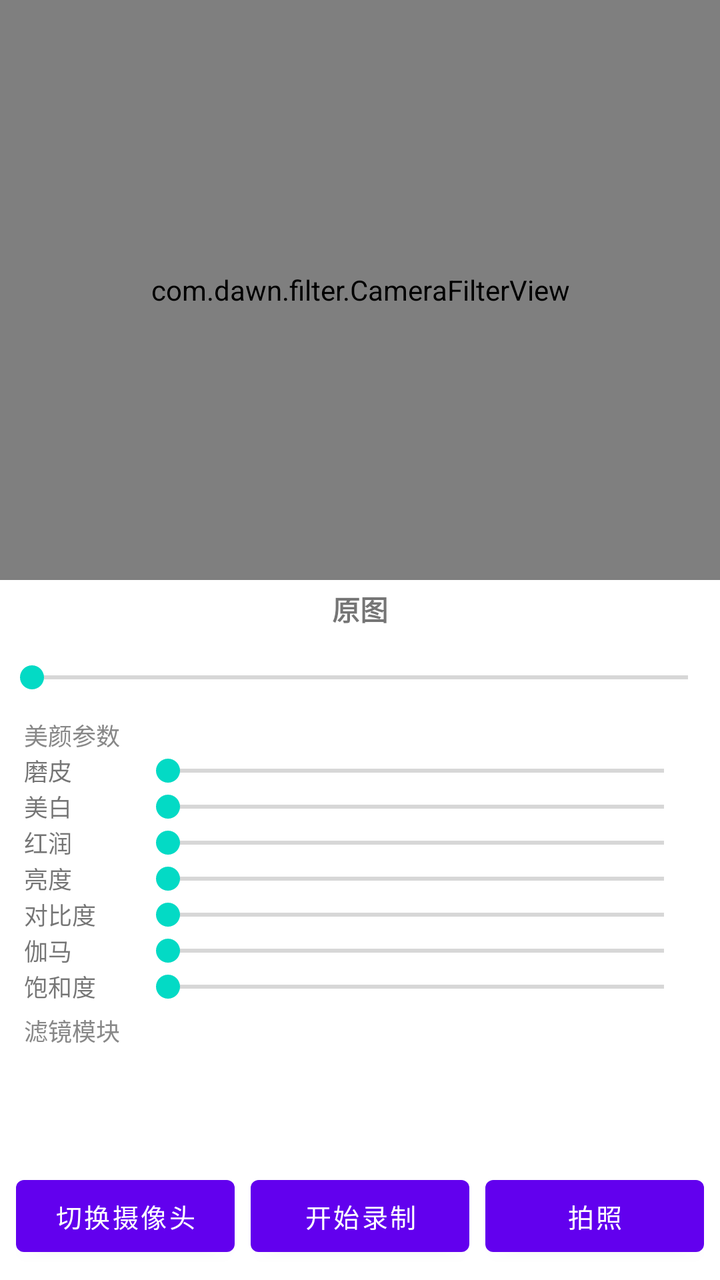
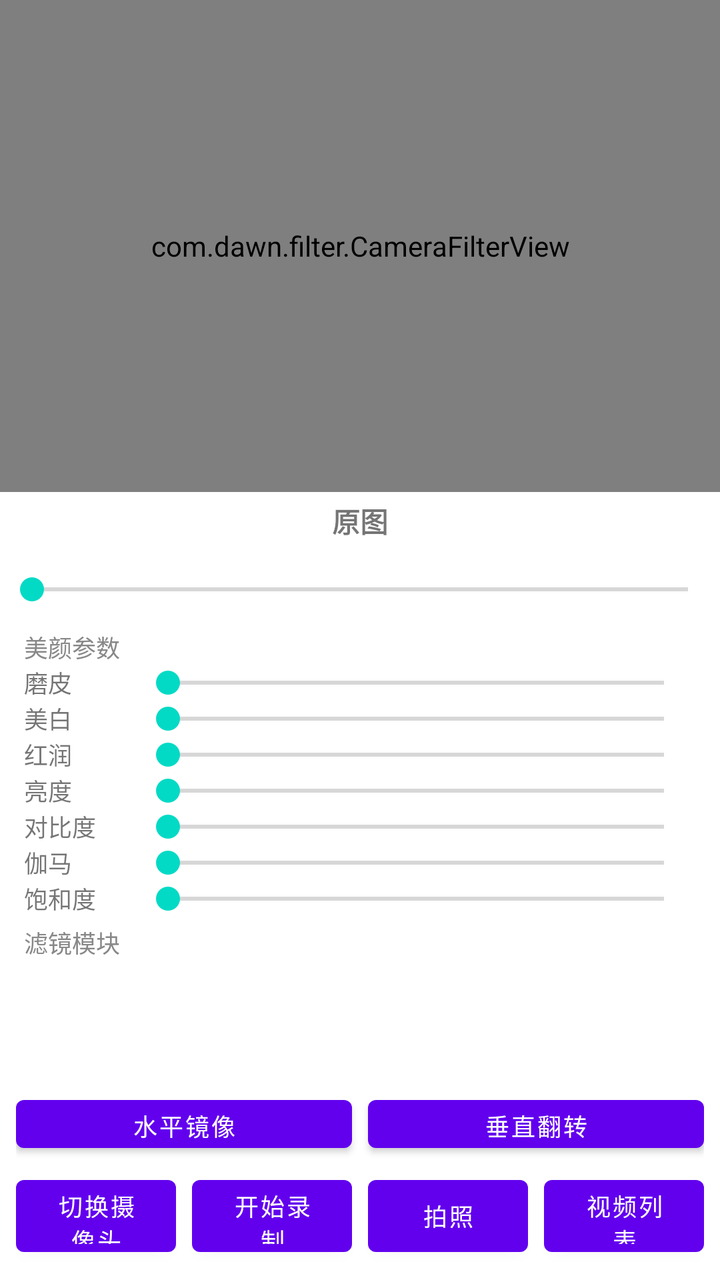

Before-and-after screenshots of an Android layout around one commit, followed by the original layout XML and the change that was made.
<!-- AndroidManifest.xml: application theme Theme.LibFilter -->
<!-- res/layout/activity_camera_filter.xml -->
<?xml version="1.0" encoding="utf-8"?>
<LinearLayout xmlns:android="http://schemas.android.com/apk/res/android"
    xmlns:tools="http://schemas.android.com/tools"
    android:layout_width="match_parent"
    android:layout_height="match_parent"
    android:orientation="vertical"
    tools:context=".CameraFilterActivity">

    
    <com.dawn.filter.CameraFilterView
        android:id="@+id/camera_filter_view"
        android:layout_width="match_parent"
        android:layout_height="0dp"
        android:layout_weight="1" />

    
    <TextView
        android:id="@+id/tv_filter_name"
        android:layout_width="match_parent"
        android:layout_height="wrap_content"
        android:gravity="center"
        android:padding="4dp"
        android:text="原图"
        android:textSize="14sp"
        android:textStyle="bold" />

    
    <SeekBar
        android:id="@+id/seekbar_intensity"
        android:layout_width="match_parent"
        android:layout_height="40dp"
        android:paddingHorizontal="16dp" />

    <LinearLayout
        android:id="@+id/layout_beauty_controls"
        android:layout_width="match_parent"
        android:layout_height="wrap_content"
        android:orientation="vertical"
        android:paddingBottom="4dp"
        android:paddingHorizontal="12dp"
        android:visibility="visible">

        <TextView
            android:layout_width="wrap_content"
            android:layout_height="wrap_content"
            android:text="美颜参数"
            android:textColor="#888888"
            android:textSize="12sp" />

        <LinearLayout
            android:layout_width="match_parent"
            android:layout_height="wrap_content"
            android:gravity="center_vertical"
            android:orientation="horizontal">

            <TextView
                android:layout_width="56dp"
                android:layout_height="wrap_content"
                android:text="磨皮"
                android:textSize="12sp" />

            <SeekBar
                android:id="@+id/seekbar_smoothness"
                android:layout_width="0dp"
                android:layout_height="wrap_content"
                android:layout_weight="1" />
        </LinearLayout>

        <LinearLayout
            android:layout_width="match_parent"
            android:layout_height="wrap_content"
            android:gravity="center_vertical"
            android:orientation="horizontal">

            <TextView
                android:layout_width="56dp"
                android:layout_height="wrap_content"
                android:text="美白"
                android:textSize="12sp" />

            <SeekBar
                android:id="@+id/seekbar_whiten"
                android:layout_width="0dp"
                android:layout_height="wrap_content"
                android:layout_weight="1" />
        </LinearLayout>

        <LinearLayout
            android:layout_width="match_parent"
            android:layout_height="wrap_content"
            android:gravity="center_vertical"
            android:orientation="horizontal">

            <TextView
                android:layout_width="56dp"
                android:layout_height="wrap_content"
                android:text="红润"
                android:textSize="12sp" />

            <SeekBar
                android:id="@+id/seekbar_rosy"
                android:layout_width="0dp"
                android:layout_height="wrap_content"
                android:layout_weight="1" />
        </LinearLayout>

        <LinearLayout
            android:layout_width="match_parent"
            android:layout_height="wrap_content"
            android:gravity="center_vertical"
            android:orientation="horizontal">

            <TextView
                android:layout_width="56dp"
                android:layout_height="wrap_content"
                android:text="亮度"
                android:textSize="12sp" />

            <SeekBar
                android:id="@+id/seekbar_beauty_brightness"
                android:layout_width="0dp"
                android:layout_height="wrap_content"
                android:layout_weight="1" />
        </LinearLayout>

        <LinearLayout
            android:layout_width="match_parent"
            android:layout_height="wrap_content"
            android:gravity="center_vertical"
            android:orientation="horizontal">

            <TextView
                android:layout_width="56dp"
                android:layout_height="wrap_content"
                android:text="对比度"
                android:textSize="12sp" />

            <SeekBar
                android:id="@+id/seekbar_beauty_contrast"
                android:layout_width="0dp"
                android:layout_height="wrap_content"
                android:layout_weight="1" />
        </LinearLayout>

        <LinearLayout
            android:layout_width="match_parent"
            android:layout_height="wrap_content"
            android:gravity="center_vertical"
            android:orientation="horizontal">

            <TextView
                android:layout_width="56dp"
                android:layout_height="wrap_content"
                android:text="伽马"
                android:textSize="12sp" />

            <SeekBar
                android:id="@+id/seekbar_beauty_gamma"
                android:layout_width="0dp"
                android:layout_height="wrap_content"
                android:layout_weight="1" />
        </LinearLayout>

        <LinearLayout
            android:layout_width="match_parent"
            android:layout_height="wrap_content"
            android:gravity="center_vertical"
            android:orientation="horizontal">

            <TextView
                android:layout_width="56dp"
                android:layout_height="wrap_content"
                android:text="饱和度"
                android:textSize="12sp" />

            <SeekBar
                android:id="@+id/seekbar_beauty_saturation"
                android:layout_width="0dp"
                android:layout_height="wrap_content"
                android:layout_weight="1" />
        </LinearLayout>
    </LinearLayout>

    <TextView
        android:layout_width="wrap_content"
        android:layout_height="wrap_content"
        android:paddingHorizontal="12dp"
        android:text="滤镜模块"
        android:textColor="#888888"
        android:textSize="12sp" />

    <androidx.recyclerview.widget.RecyclerView
        android:id="@+id/rv_filters"
        android:layout_width="match_parent"
        android:layout_height="56dp"
        android:layout_marginBottom="4dp"
        android:clipToPadding="false"
        android:paddingHorizontal="8dp" />

    
    <TextView
        android:id="@+id/tv_record_countdown"
        android:layout_width="match_parent"
        android:layout_height="wrap_content"
        android:gravity="center"
        android:paddingVertical="2dp"
        android:textColor="#FF4444"
        android:textSize="13sp"
        android:textStyle="bold"
        android:visibility="gone" />

    <LinearLayout
        android:layout_width="match_parent"
        android:layout_height="56dp"
        android:gravity="center"
        android:orientation="horizontal"
        android:paddingHorizontal="8dp"
        android:paddingBottom="8dp">

        <Button
            android:id="@+id/btn_switch_camera"
            android:layout_width="0dp"
            android:layout_height="wrap_content"
            android:layout_marginEnd="4dp"
            android:layout_weight="1"
            android:text="切换摄像头"
            android:textSize="13sp" />

        <Button
            android:id="@+id/btn_record"
            android:layout_width="0dp"
            android:layout_height="wrap_content"
            android:layout_marginHorizontal="4dp"
            android:layout_weight="1"
            android:text="开始录制"
            android:textSize="13sp" />

        <Button
            android:id="@+id/btn_take_picture"
            android:layout_width="0dp"
            android:layout_height="wrap_content"
            android:layout_marginStart="4dp"
            android:layout_weight="1"
            android:text="拍照"
            android:textSize="13sp" />
    </LinearLayout>

</LinearLayout>
<!-- resources referenced by this layout -->
<resources>
  <style name="Theme.LibFilter" parent="Theme.MaterialComponents.DayNight.DarkActionBar">
          
          <item name="colorPrimary">@color/purple_500</item>
          <item name="colorPrimaryVariant">@color/purple_700</item>
          <item name="colorOnPrimary">@color/white</item>
          
          <item name="colorSecondary">@color/teal_200</item>
          <item name="colorSecondaryVariant">@color/teal_700</item>
          <item name="colorOnSecondary">@color/black</item>
          
          <item name="android:statusBarColor" tools:targetApi="l">?attr/colorPrimaryVariant</item>
          
      </style>
  <color name="purple_500">#FF6200EE</color>
  <color name="purple_700">#FF3700B3</color>
  <color name="white">#FFFFFFFF</color>
  <color name="teal_200">#FF03DAC5</color>
  <color name="teal_700">#FF018786</color>
  <color name="black">#FF000000</color>
</resources>

<!-- the commit's change to res/layout/activity_camera_filter.xml (unified diff, before → after) -->
@@ -198,6 +198,34 @@
         android:paddingHorizontal="8dp" />
 
     
+    <LinearLayout
+        android:layout_width="match_parent"
+        android:layout_height="44dp"
+        android:gravity="center"
+        android:orientation="horizontal"
+        android:paddingHorizontal="8dp">
+
+        <Button
+            android:id="@+id/btn_flip_h"
+            android:layout_width="0dp"
+            android:layout_height="36dp"
+            android:layout_marginEnd="4dp"
+            android:layout_weight="1"
+            android:text="水平镜像"
+            android:textSize="12sp" />
+
+        <Button
+            android:id="@+id/btn_flip_v"
+            android:layout_width="0dp"
+            android:layout_height="36dp"
+            android:layout_marginStart="4dp"
+            android:layout_weight="1"
+            android:text="垂直翻转"
+            android:textSize="12sp" />
+
+    </LinearLayout>
+
+    
     <TextView
         android:id="@+id/tv_record_countdown"
         android:layout_width="match_parent"
@@ -224,7 +252,7 @@
             android:layout_marginEnd="4dp"
             android:layout_weight="1"
             android:text="切换摄像头"
-            android:textSize="13sp" />
+            android:textSize="12sp" />
 
         <Button
             android:id="@+id/btn_record"
@@ -233,16 +261,25 @@
             android:layout_marginHorizontal="4dp"
             android:layout_weight="1"
             android:text="开始录制"
-            android:textSize="13sp" />
+            android:textSize="12sp" />
 
         <Button
             android:id="@+id/btn_take_picture"
             android:layout_width="0dp"
             android:layout_height="wrap_content"
+            android:layout_marginHorizontal="4dp"
+            android:layout_weight="1"
+            android:text="拍照"
+            android:textSize="12sp" />
+
+        <Button
+            android:id="@+id/btn_video_list"
+            android:layout_width="0dp"
+            android:layout_height="wrap_content"
             android:layout_marginStart="4dp"
             android:layout_weight="1"
-            android:text="拍照"
-            android:textSize="13sp" />
+            android:text="视频列表"
+            android:textSize="12sp" />
     </LinearLayout>
 
 </LinearLayout>
